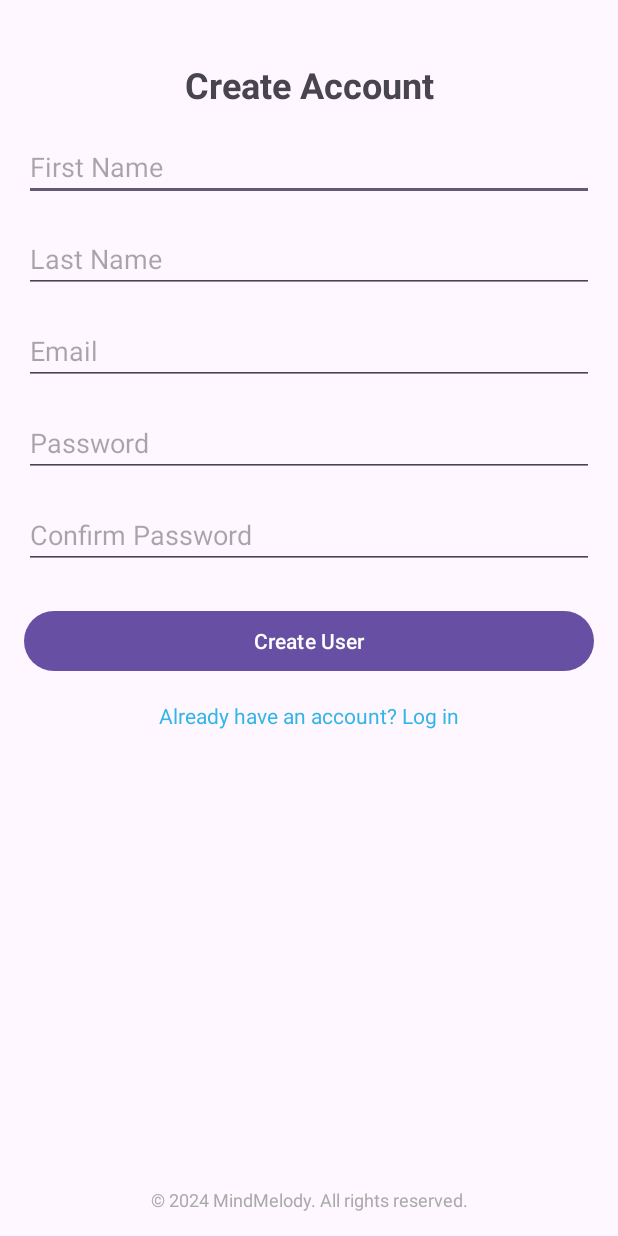
After one commit to Skiddygoat15/MindMelody, an Android app: the RegistrationActivity screen opened directly, with no data from a screen before it, on a phone screen of 412 x 824 dp. The commit adds this screen. Run offline under Robolectric (Android 15) with nearby library versions, the phone set to English and light mode, and no system bars.

Commit message:
Implemented User Registration and Login business logic

```diff
--- a/app/src/main/AndroidManifest.xml
+++ b/app/src/main/AndroidManifest.xml
@@ -21,6 +21,10 @@
                 <category android:name="android.intent.category.LAUNCHER" />
             </intent-filter>
         </activity>
+        <!-- 声明 RegisterationActivity -->
+        <activity android:name=".Activities.RegistrationActivity" />
+        <!-- 声明 HomeActivity -->
+        <activity android:name=".Activities.HomeActivity" />
     </application>
 
 </manifest>
--- /dev/null
+++ b/app/src/main/res/layout/registration_activity.xml
@@ -0,0 +1,121 @@
+<?xml version="1.0" encoding="utf-8"?>
+<androidx.constraintlayout.widget.ConstraintLayout xmlns:android="http://schemas.android.com/apk/res/android"
+    xmlns:app="http://schemas.android.com/apk/res-auto"
+    xmlns:tools="http://schemas.android.com/tools"
+    android:layout_width="match_parent"
+    android:layout_height="match_parent"
+    android:padding="16dp"
+    tools:context=".Activities.RegisterationActivity">
+
+    <!-- Create Account Title -->
+    <TextView
+        android:id="@+id/titleTextView"
+        android:layout_width="wrap_content"
+        android:layout_height="wrap_content"
+        android:text="Create Account"
+        android:textStyle="bold"
+        android:textSize="24sp"
+        android:layout_marginTop="24dp"
+        app:layout_constraintStart_toStartOf="parent"
+        app:layout_constraintEnd_toEndOf="parent"
+        app:layout_constraintTop_toTopOf="parent" />
+
+
+
+    <!-- First Name Input -->
+    <EditText
+        android:id="@+id/firstNameEditText"
+        android:layout_width="0dp"
+        android:layout_height="wrap_content"
+        android:hint="First Name"
+        android:inputType="textPersonName"
+        android:layout_marginTop="16dp"
+        app:layout_constraintTop_toBottomOf="@+id/titleTextView"
+        app:layout_constraintStart_toStartOf="parent"
+        app:layout_constraintEnd_toEndOf="parent"
+        app:layout_constraintWidth_default="spread" />
+
+    <!-- Last Name Input -->
+    <EditText
+        android:id="@+id/lastNameEditText"
+        android:layout_width="0dp"
+        android:layout_height="wrap_content"
+        android:hint="Last Name"
+        android:inputType="textPersonName"
+        android:layout_marginTop="16dp"
+        app:layout_constraintTop_toBottomOf="@+id/firstNameEditText"
+        app:layout_constraintStart_toStartOf="parent"
+        app:layout_constraintEnd_toEndOf="parent" />
+
+    <!-- Email Input -->
+    <EditText
+        android:id="@+id/emailEditText"
+        android:layout_width="0dp"
+        android:layout_height="wrap_content"
+        android:hint="Email"
+        android:inputType="textEmailAddress"
+        android:layout_marginTop="16dp"
+        app:layout_constraintTop_toBottomOf="@+id/lastNameEditText"
+        app:layout_constraintStart_toStartOf="parent"
+        app:layout_constraintEnd_toEndOf="parent" />
+
+    <!-- Password Input -->
+    <EditText
+        android:id="@+id/passwordEditText"
+        android:layout_width="0dp"
+        android:layout_height="wrap_content"
+        android:hint="Password"
+        android:inputType="textPassword"
+        android:layout_marginTop="16dp"
+        app:layout_constraintTop_toBottomOf="@+id/emailEditText"
+        app:layout_constraintStart_toStartOf="parent"
+        app:layout_constraintEnd_toEndOf="parent" />
+
+    <EditText
+        android:id="@+id/passwordConfirmEditText"
+        android:layout_width="0dp"
+        android:layout_height="wrap_content"
+        android:hint="Confirm Password"
+        android:inputType="textPassword"
+        android:layout_marginTop="16dp"
+        app:layout_constraintTop_toBottomOf="@+id/passwordEditText"
+        app:layout_constraintStart_toStartOf="parent"
+        app:layout_constraintEnd_toEndOf="parent" />
+
+    <!-- Create User Button -->
+    <Button
+        android:id="@+id/createUserButton"
+        android:layout_width="0dp"
+        android:layout_height="wrap_content"
+        android:text="Create User"
+        android:layout_marginTop="24dp"
+        app:layout_constraintTop_toBottomOf="@+id/passwordConfirmEditText"
+        app:layout_constraintStart_toStartOf="parent"
+        app:layout_constraintEnd_toEndOf="parent" />
+
+    <!-- Login Link -->
+    <TextView
+        android:id="@+id/loginLinkText"
+        android:layout_width="wrap_content"
+        android:layout_height="wrap_content"
+        android:text="Already have an account? Log in"
+        android:textColor="@android:color/holo_blue_light"
+        android:layout_marginTop="16dp"
+        app:layout_constraintTop_toBottomOf="@+id/createUserButton"
+        app:layout_constraintStart_toStartOf="parent"
+        app:layout_constraintEnd_toEndOf="parent" />
+
+    <!-- 小字 -->
+    <TextView
+        android:id="@+id/copyrightText"
+        android:layout_width="wrap_content"
+        android:layout_height="wrap_content"
+        android:text="© 2024 MindMelody. All rights reserved."
+        android:textSize="12sp"
+        android:layout_marginTop="16dp"
+        android:textColor="@android:color/darker_gray"
+        app:layout_constraintBottom_toBottomOf="parent"
+        app:layout_constraintStart_toStartOf="parent"
+        app:layout_constraintEnd_toEndOf="parent"/>
+
+</androidx.constraintlayout.widget.ConstraintLayout>
```
Also changed, not shown: app/src/main/java/com/devsquad/mind_melody/Activities/DataBase/DateConverter/DateConverter.java (added, +17 -0 lines), app/src/main/java/com/devsquad/mind_melody/Activities/DataBase/User.java (added, +103 -0 lines), app/src/main/java/com/devsquad/mind_melody/Activities/DataBase/UserDB.java (added, +47 -0 lines), app/src/main/java/com/devsquad/mind_melody/Activities/DataBase/UserDao.java (added, +33 -0 lines), app/src/main/java/com/devsquad/mind_melody/Activities/HomeActivity.java (added, +35 -0 lines), app/src/main/java/com/devsquad/mind_melody/Activities/MainActivity.java (+60 -4 lines), app/src/main/java/com/devsquad/mind_melody/Activities/RegistrationActivity.java (added, +139 -0 lines), app/src/main/res/layout/home_activity.xml (added, +23 -0 lines), 80 other files.
